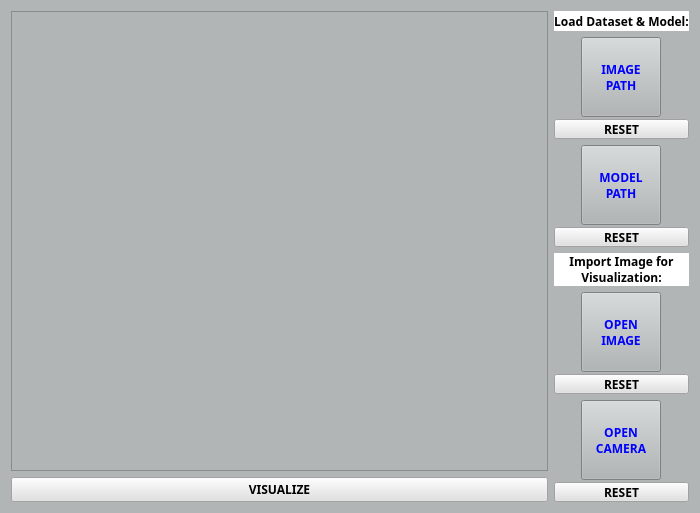
Above: rLearning_Computer_Vision/VisualizationWidget.ui from SAIL-LAB155/Learning_Computer_Vision before the change. Below: the same form after it.
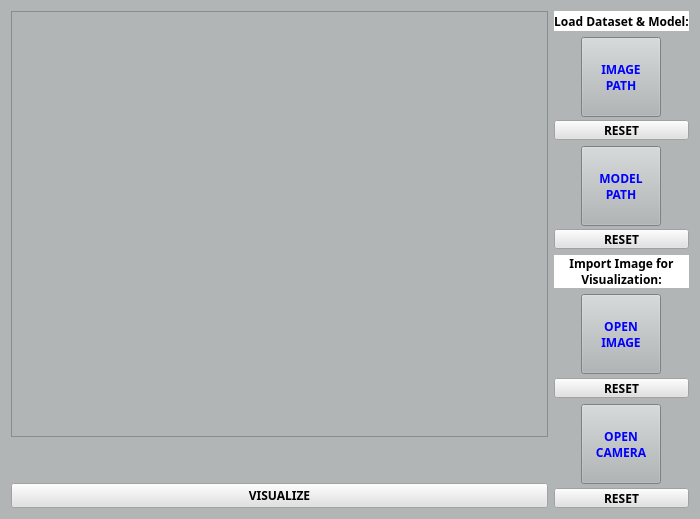
That is the form after the change. Icons and pictures are not drawn.

```diff
--- a/rLearning_Computer_Vision/VisualizationWidget.ui
+++ b/rLearning_Computer_Vision/VisualizationWidget.ui
@@ -7,7 +7,7 @@
     <x>0</x>
     <y>0</y>
     <width>700</width>
-    <height>500</height>
+    <height>519</height>
    </rect>
   </property>
   <property name="windowTitle">
@@ -18,7 +18,7 @@
   </property>
   <layout class="QHBoxLayout" name="horizontalLayout" stretch="10,0">
    <item>
-    <layout class="QVBoxLayout" name="verticalLayout_2">
+    <layout class="QVBoxLayout" name="verticalLayout_2" stretch="1,0,1">
      <item>
       <widget class="QFrame" name="frame">
        <property name="frameShape">
@@ -29,6 +29,19 @@
        </property>
       </widget>
      </item>
+     <item>
+      <spacer name="verticalSpacer">
+       <property name="orientation">
+        <enum>Qt::Vertical</enum>
+       </property>
+       <property name="sizeHint" stdset="0">
+        <size>
+         <width>20</width>
+         <height>40</height>
+        </size>
+       </property>
+      </spacer>
+     </item>
      <item>
       <widget class="QPushButton" name="m_btn_Visualize">
        <property name="sizePolicy">
@@ -40,7 +53,7 @@
        <property name="minimumSize">
         <size>
          <width>0</width>
-         <height>20</height>
+         <height>10</height>
         </size>
        </property>
        <property name="font">
```
